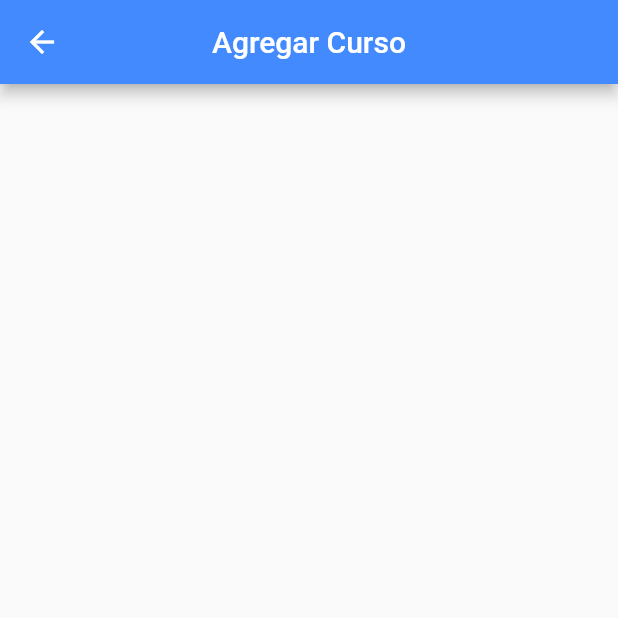
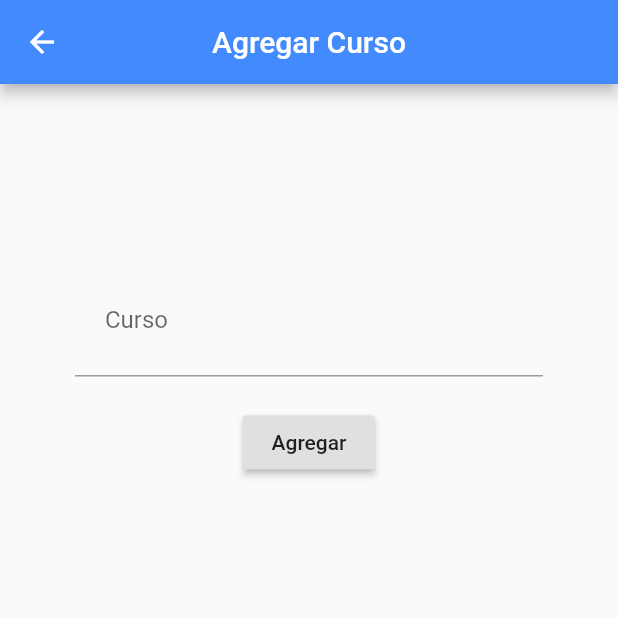
Before and after one commit to christopherpaulino/EsKool, a Flutter app: the createCourse screen opened directly, on a phone screen of 412 x 824 dp, the top half of it. Run offline on Flutter 3.47's test engine with Material 2 defaults, Android fonts, the phone set to English and light mode, and no system bars.

```diff
--- a/lib/Pages/admin_Page.dart
+++ b/lib/Pages/admin_Page.dart
@@ -1,5 +1,6 @@
 import 'package:flutter/material.dart';
 import 'create_Course.dart';
+import 'package:eskool/home_page.dart';
 
 
 class adminPage extends StatefulWidget {
@@ -17,6 +18,7 @@ class _adminPageState extends State<adminPage> {
           title: Text('Administrar'),
           backgroundColor: Colors.blueAccent,
         ),
+
         body: ListView(
           padding: const EdgeInsets.all(8),
 
--- a/lib/Pages/create_Course.dart
+++ b/lib/Pages/create_Course.dart
@@ -7,6 +7,7 @@ class createCourse extends StatefulWidget {
 
 class _createCourseState extends State<createCourse> {
   @override
+  final cursoController = TextEditingController();
   Widget build(BuildContext context) {
     return Container(
       child: Scaffold(
@@ -14,7 +15,45 @@ class _createCourseState extends State<createCourse> {
           backgroundColor: Colors.blueAccent,
           centerTitle: true,
           title: Text('Agregar Curso'),
+        ),
+        body: Container(
+          margin: EdgeInsets.all(50.0),
+          //padding: EdgeInsets.all(100.0),
+          child: Column(
+            children: <Widget>[
+              SizedBox(height: 70.0,),
+              TextFormField(
+                decoration: InputDecoration(
+                  contentPadding: EdgeInsets.all(20.0),
+                  labelText: 'Curso',
+                ),
+                controller: cursoController,
+              ),
+//              TextFormField(
+//                decoration: InputDecoration(
+//                  contentPadding: EdgeInsets.all(20.0),
+//                  labelText: 'Curso',
+//                ),
+//                controller: cursoController,
+//              ),
+              SizedBox(height: 20.0,),
 
+              RaisedButton(
+                child: Text('Agregar'),
+                onPressed: (){
+                  final snackBar = SnackBar(
+                    duration: Duration(milliseconds:1200),
+                    content: Text('Curso Agregado'),
+                    action: SnackBarAction(
+                      label: 'Undo',
+                      onPressed: (){},
+                    ),
+              );
+                  Scaffold.of(context).showSnackBar(snackBar);
+                },
+              )
+            ],
+          ),
         ),
       ),
     );
```
